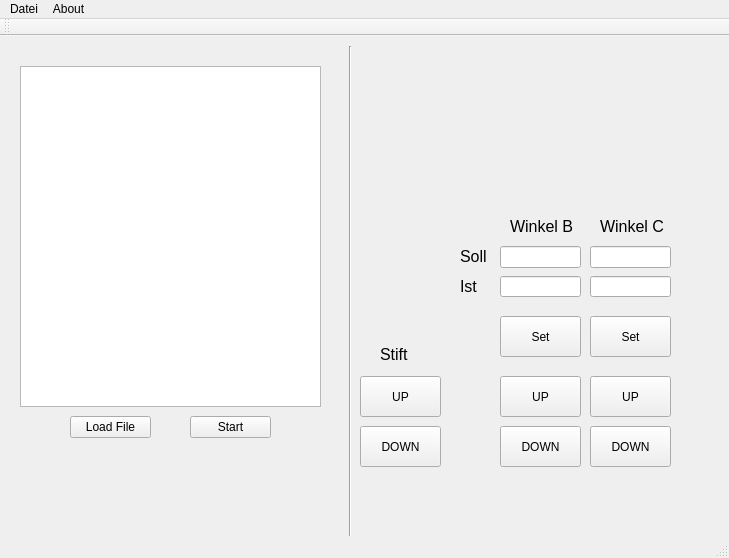
The window that qtCreator/Steuerung/Steuerung/mainwindow.ui (MarvinElz/PlanarParallelManipulator) describes before a commit, drawn with Qt 5.
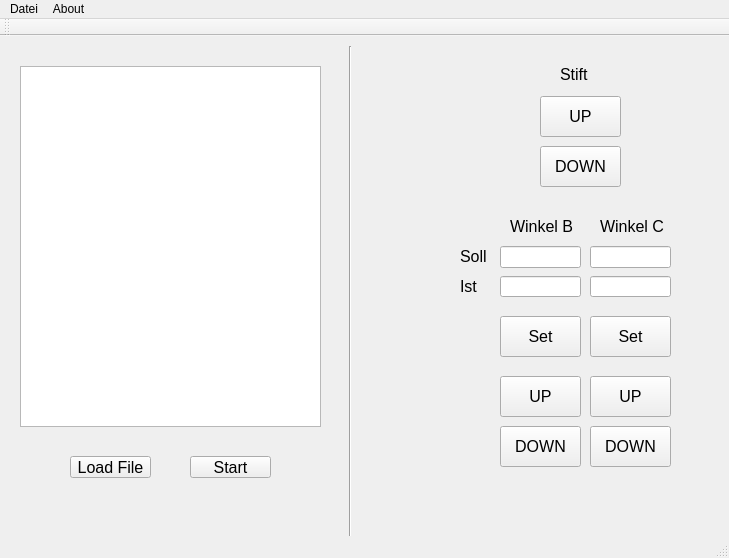
The same window after the commit.

What changed in the file:
```diff
--- a/qtCreator/Steuerung/Steuerung/mainwindow.ui
+++ b/qtCreator/Steuerung/Steuerung/mainwindow.ui
@@ -23,6 +23,11 @@
       <height>41</height>
      </rect>
     </property>
+    <property name="font">
+     <font>
+      <pointsize>12</pointsize>
+     </font>
+    </property>
     <property name="text">
      <string>Set</string>
     </property>
@@ -36,6 +41,11 @@
       <height>41</height>
      </rect>
     </property>
+    <property name="font">
+     <font>
+      <pointsize>12</pointsize>
+     </font>
+    </property>
     <property name="text">
      <string>Set</string>
     </property>
@@ -115,6 +125,11 @@
       <height>41</height>
      </rect>
     </property>
+    <property name="font">
+     <font>
+      <pointsize>12</pointsize>
+     </font>
+    </property>
     <property name="text">
      <string>UP</string>
     </property>
@@ -131,6 +146,11 @@
       <height>41</height>
      </rect>
     </property>
+    <property name="font">
+     <font>
+      <pointsize>12</pointsize>
+     </font>
+    </property>
     <property name="text">
      <string>DOWN</string>
     </property>
@@ -147,6 +167,11 @@
       <height>41</height>
      </rect>
     </property>
+    <property name="font">
+     <font>
+      <pointsize>12</pointsize>
+     </font>
+    </property>
     <property name="text">
      <string>UP</string>
     </property>
@@ -163,6 +188,11 @@
       <height>41</height>
      </rect>
     </property>
+    <property name="font">
+     <font>
+      <pointsize>12</pointsize>
+     </font>
+    </property>
     <property name="text">
      <string>DOWN</string>
     </property>
@@ -173,12 +203,17 @@
    <widget class="QPushButton" name="Mani_up">
     <property name="geometry">
      <rect>
-      <x>360</x>
-      <y>340</y>
+      <x>540</x>
+      <y>60</y>
       <width>81</width>
       <height>41</height>
      </rect>
     </property>
+    <property name="font">
+     <font>
+      <pointsize>12</pointsize>
+     </font>
+    </property>
     <property name="text">
      <string>UP</string>
     </property>
@@ -186,12 +221,17 @@
    <widget class="QPushButton" name="Mani_down">
     <property name="geometry">
      <rect>
-      <x>360</x>
-      <y>390</y>
+      <x>540</x>
+      <y>110</y>
       <width>81</width>
       <height>41</height>
      </rect>
     </property>
+    <property name="font">
+     <font>
+      <pointsize>12</pointsize>
+     </font>
+    </property>
     <property name="text">
      <string>DOWN</string>
     </property>
@@ -265,8 +305,8 @@
    <widget class="QLabel" name="label_5">
     <property name="geometry">
      <rect>
-      <x>380</x>
-      <y>310</y>
+      <x>560</x>
+      <y>30</y>
       <width>41</width>
       <height>16</height>
      </rect>
@@ -286,19 +326,29 @@
       <x>20</x>
       <y>30</y>
       <width>301</width>
-      <height>341</height>
+      <height>361</height>
      </rect>
     </property>
+    <property name="font">
+     <font>
+      <pointsize>12</pointsize>
+     </font>
+    </property>
    </widget>
    <widget class="QPushButton" name="pushButton">
     <property name="geometry">
      <rect>
       <x>190</x>
-      <y>380</y>
+      <y>420</y>
       <width>81</width>
       <height>22</height>
      </rect>
     </property>
+    <property name="font">
+     <font>
+      <pointsize>12</pointsize>
+     </font>
+    </property>
     <property name="text">
      <string>Start</string>
     </property>
@@ -307,11 +357,16 @@
     <property name="geometry">
      <rect>
       <x>70</x>
-      <y>380</y>
+      <y>420</y>
       <width>81</width>
       <height>22</height>
      </rect>
     </property>
+    <property name="font">
+     <font>
+      <pointsize>12</pointsize>
+     </font>
+    </property>
     <property name="text">
      <string>Load File</string>
     </property>
```
